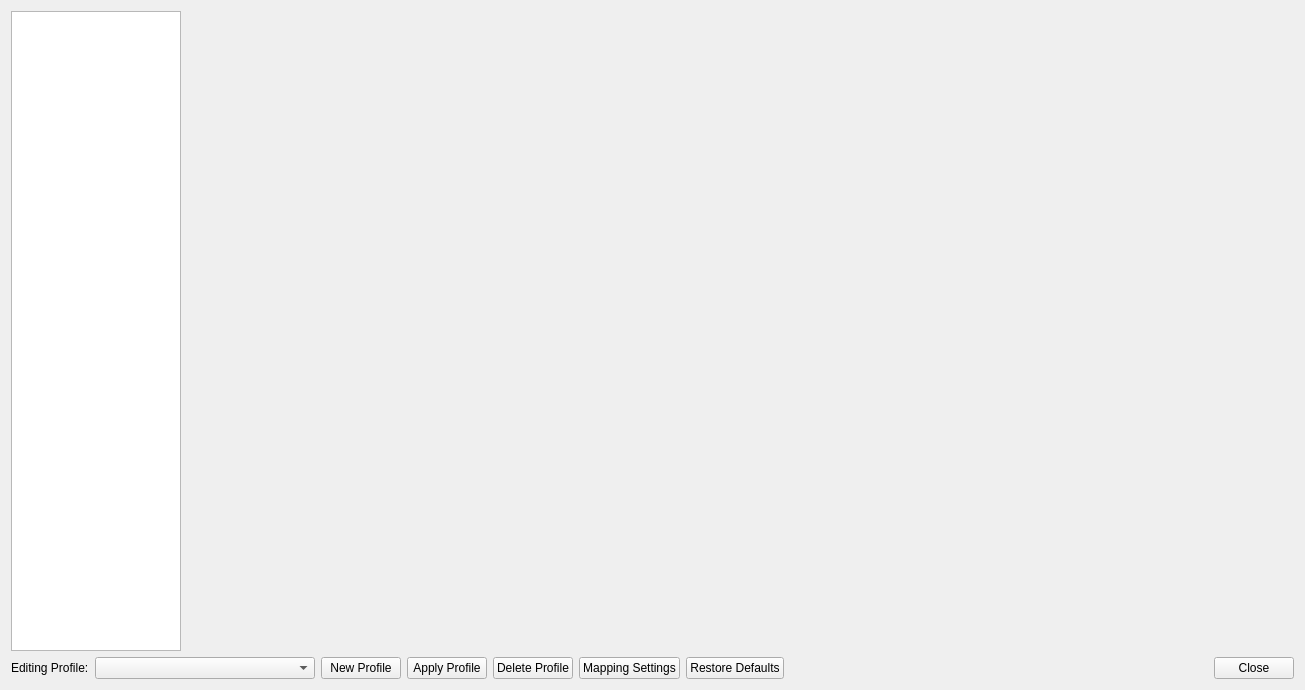
Before: the Qt Designer form pcsx2-qt/Settings/ControllerSettingsWindow.ui in PCSX2/pcsx2, drawn with Qt 5.
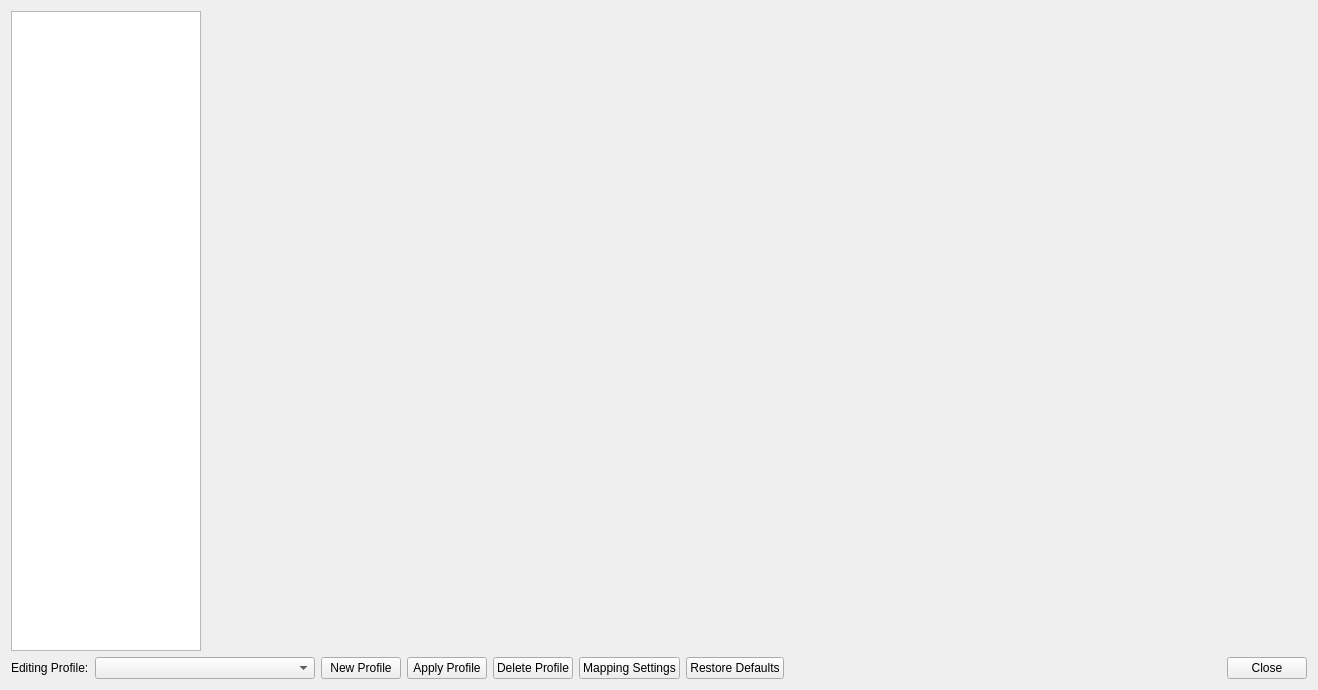
After: the same form once the commit is applied. Icons and pictures are not drawn.

Commit message: Qt: Expand controller input list

Patch:
```diff
--- a/pcsx2-qt/Settings/ControllerSettingsWindow.ui
+++ b/pcsx2-qt/Settings/ControllerSettingsWindow.ui
@@ -6,7 +6,7 @@
    <rect>
     <x>0</x>
     <y>0</y>
-    <width>1305</width>
+    <width>1318</width>
     <height>690</height>
    </rect>
   </property>
@@ -35,13 +35,13 @@
      </property>
      <property name="minimumSize">
       <size>
-       <width>170</width>
+       <width>180</width>
        <height>0</height>
       </size>
      </property>
      <property name="maximumSize">
       <size>
-       <width>170</width>
+       <width>200</width>
        <height>16777215</height>
       </size>
      </property>
@@ -51,6 +51,9 @@
        <height>32</height>
       </size>
      </property>
+     <property name="wordWrap">
+      <bool>true</bool>
+     </property>
     </widget>
    </item>
    <item row="0" column="1">
```
Left out of the diff: 21 changed lines with no effect on the pictures.
